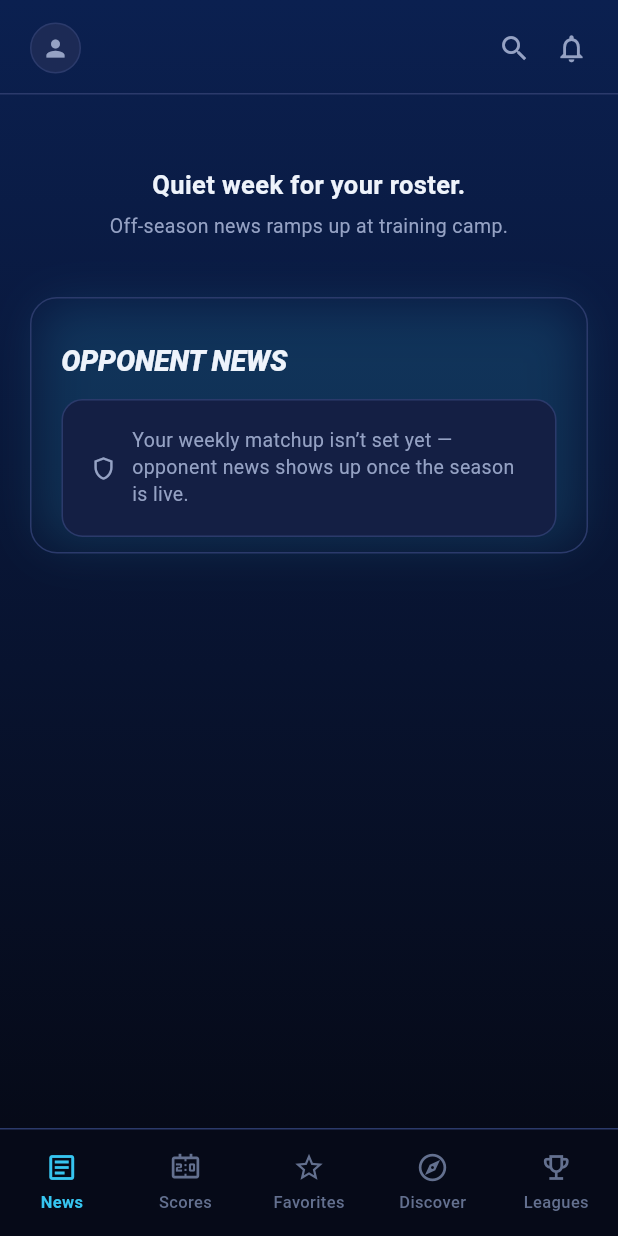
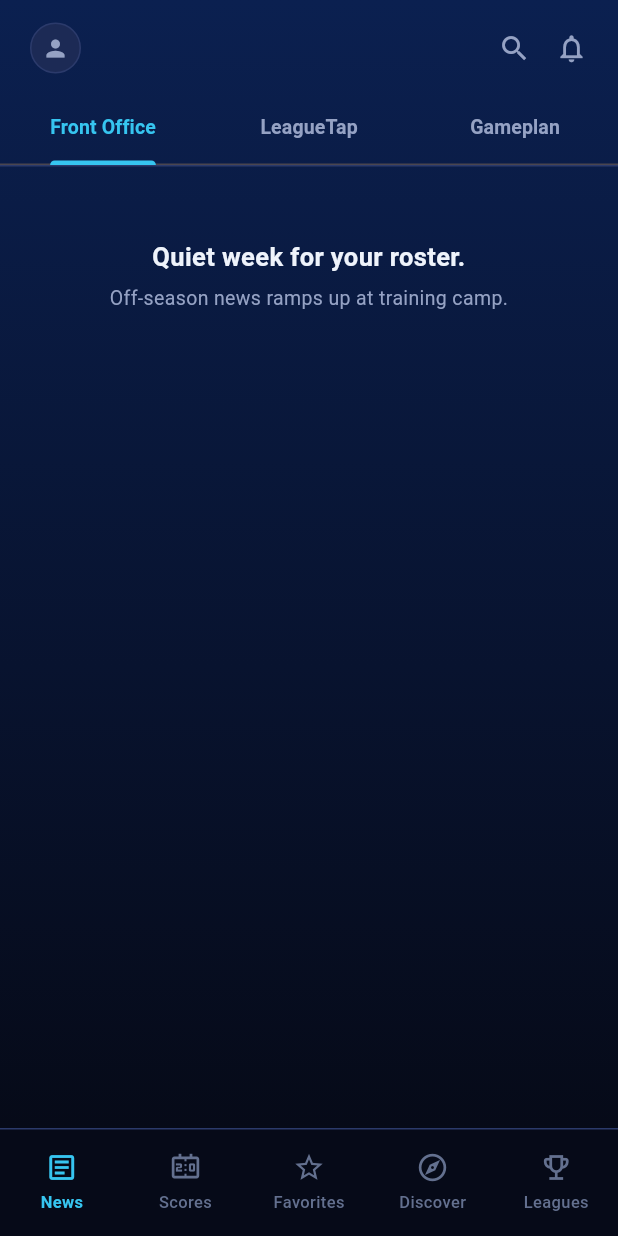
Before and after one commit to JoshyDinosaur/LeagueTap, a Flutter app: the HomeShell screen opened directly with empty values, on a phone screen of 412 x 824 dp. Run offline on Flutter 3.47's test engine with Material 3 defaults, Android fonts, the phone set to English and light mode, and no system bars; our stand-ins replace supabase_flutter; accounts and stored records are empty; network calls fail; Roboto replaces fonts that are missing (SF Pro Text).

Commit message:
Restore 3-tab layout: Front Office / LeagueTap / Gameplan
Front Office reverts to hero + For Your Team panel only (Trending and
Opponent News carousels removed). LeagueTap and Gameplan restored as
their own tabs via HomeShell's TabBar (both screens were already intact
on disk, just orphaned since the June 24 single-page merge). Opponent
News folded into Gameplan as a scouting-report section rather than
staying on Front Office.

```diff
--- a/lib/screens/gameplan_screen.dart
+++ b/lib/screens/gameplan_screen.dart
@@ -6,6 +6,7 @@ import '../models/matchup_models.dart';
 import '../services/game_context_service.dart';
 import '../services/matchup_service.dart';
 import '../theme.dart';
+import 'feed_screen.dart' show OpponentNewsRow;
 
 /// Matchup + per-team game context bundled for the Gameplan tab.
 class GameplanData {
@@ -97,6 +98,9 @@ class _GameplanTabState extends State<GameplanTab>
               const SizedBox(height: 8),
               _section('Your opponent', 'Who you’re up against'),
               _OpponentBlock(ctx: ctx),
+              const SizedBox(height: 8),
+              _section('Opponent News', 'Scout their roster before you set your lineup'),
+              OpponentNewsRow(leagueId: widget.leagueId, userId: widget.userId, sidePad: 20),
             ],
           );
         },
--- a/lib/screens/home_shell.dart
+++ b/lib/screens/home_shell.dart
@@ -3,6 +3,8 @@ import 'package:flutter/material.dart';
 
 import '../theme.dart';
 import 'feed_screen.dart';
+import 'gameplan_screen.dart';
+import 'league_home_screen.dart';
 
 /// Top-level shell: shared header + the Front Office home page + bottom nav.
 class HomeShell extends StatelessWidget {
@@ -27,7 +29,9 @@ class HomeShell extends StatelessWidget {
 
   @override
   Widget build(BuildContext context) {
-    return Scaffold(
+    return DefaultTabController(
+      length: 3,
+      child: Scaffold(
         backgroundColor: LT.bg,
         // Mobile app keeps the bottom nav; the web build (LeagueTap.com) drops it.
         bottomNavigationBar: kIsWeb ? null : const _BottomNav(),
@@ -38,9 +42,22 @@ class HomeShell extends StatelessWidget {
             child: Column(
               children: [
                 _header(),
+                const TabBar(
+                  labelColor: LT.accent,
+                  unselectedLabelColor: LT.textDim,
+                  indicatorColor: LT.accent,
+                  labelStyle: TextStyle(fontSize: 13, fontWeight: FontWeight.w700),
+                  tabs: [
+                    Tab(text: 'Front Office'),
+                    Tab(text: 'LeagueTap'),
+                    Tab(text: 'Gameplan'),
+                  ],
+                ),
                 const Divider(height: 1, color: LT.border),
                 Expanded(
-                child: FrontOfficeTab(
+                  child: TabBarView(
+                    children: [
+                      FrontOfficeTab(
                         playerIds: playerIds,
                         starterIds: starterIds,
                         leaguePlayerIds: leaguePlayerIds,
@@ -48,8 +65,13 @@ class HomeShell extends StatelessWidget {
                         userId: userId,
                         teamName: teamName,
                       ),
+                      LeagueHomeTab(leagueId: leagueId),
+                      GameplanTab(leagueId: leagueId, userId: userId),
+                    ],
+                  ),
                 ),
               ],
+            ),
           ),
         ),
       ),
```
Also changed, not shown: lib/screens/feed_screen.dart (+9 -132 lines), 1 other file. Lines whose indentation alone changed are shown as unchanged.
